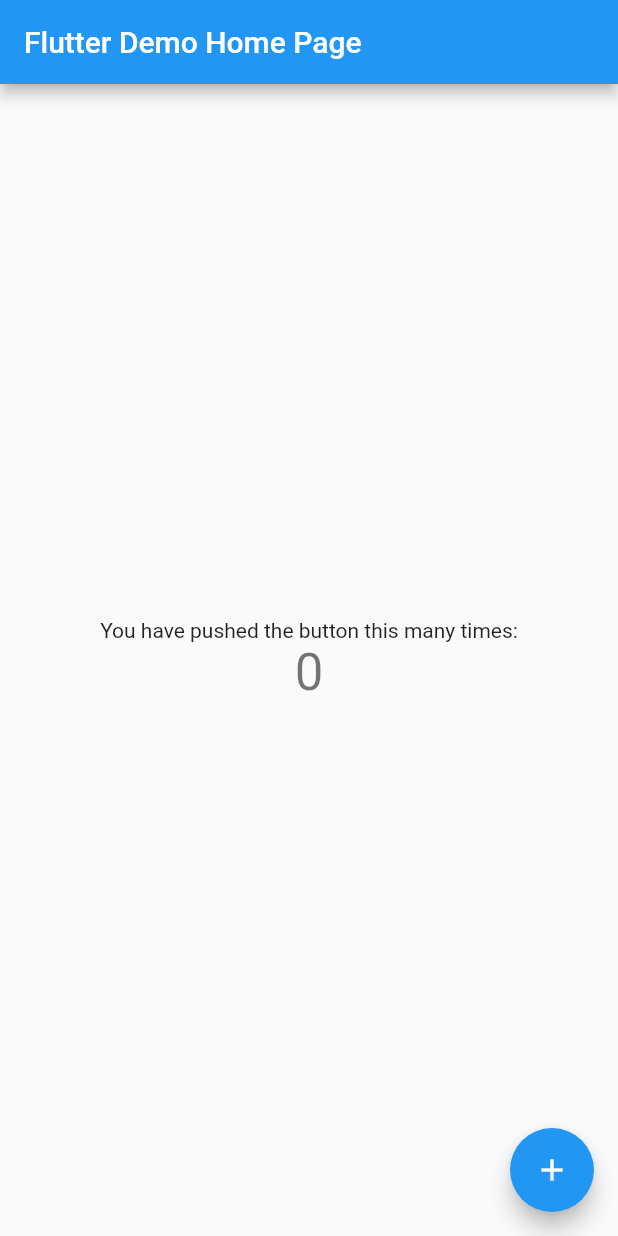
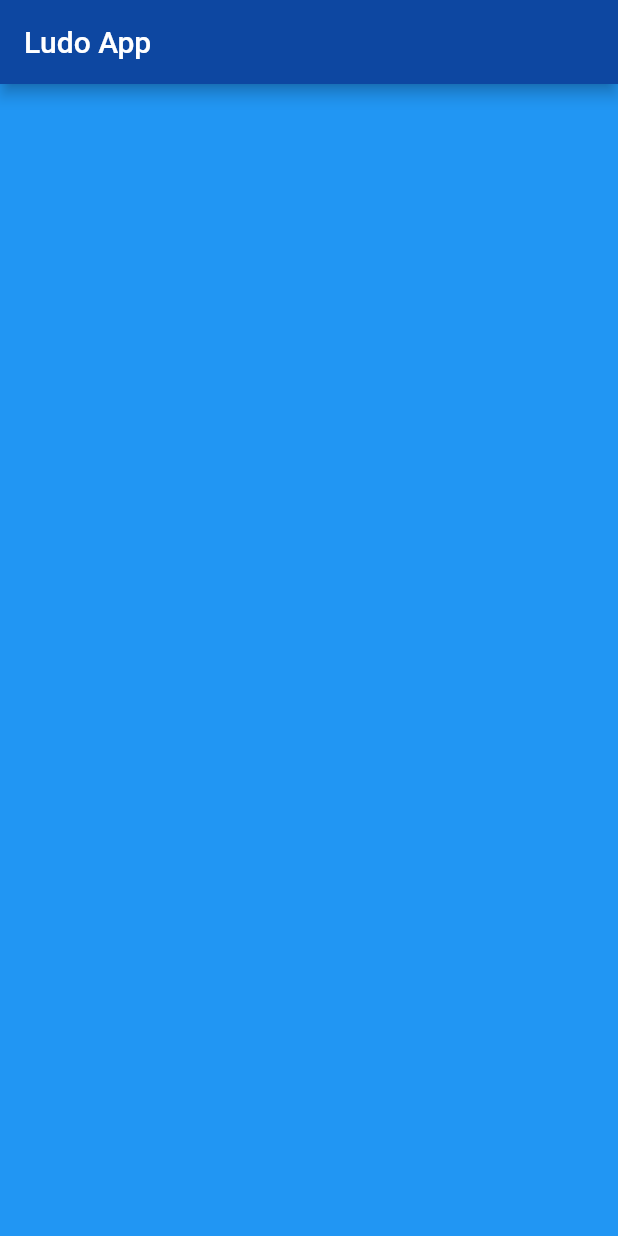
Before and after one commit to Mukeshkrjha/FlutterLudoApp, a Flutter app: the screen it shows after launch, on a phone screen of 412 x 824 dp. Run offline on Flutter 3.47's test engine with Material 2 defaults, Android fonts, the phone set to English and light mode, and no system bars.

Commit message:
Project setup, images and icons

```diff
--- a/lib/main.dart
+++ b/lib/main.dart
@@ -1,113 +1,21 @@
 import 'package:flutter/material.dart';
 
 void main() {
-  runApp(MyApp());
+  runApp(MaterialApp(
+    home: Scaffold(
+      backgroundColor: Colors.blue,
+      appBar: AppBar(
+        title: Text('Ludo App'),
+        backgroundColor: Colors.blue.shade900,
+      ),
+      body: HomePage(),
+    ),
+  ));
 }
 
-class MyApp extends StatelessWidget {
-  // This widget is the root of your application.
+class HomePage extends StatelessWidget {
   @override
   Widget build(BuildContext context) {
-    return MaterialApp(
-      title: 'Flutter Demo',
-      theme: ThemeData(
-        // This is the theme of your application.
-        //
-        // Try running your application with "flutter run". You'll see the
-        // application has a blue toolbar. Then, without quitting the app, try
-        // changing the primarySwatch below to Colors.green and then invoke
-        // "hot reload" (press "r" in the console where you ran "flutter run",
-        // or simply save your changes to "hot reload" in a Flutter IDE).
-        // Notice that the counter didn't reset back to zero; the application
-        // is not restarted.
-        primarySwatch: Colors.blue,
-      ),
-      home: MyHomePage(title: 'Flutter Demo Home Page'),
-    );
+    return Container();
   }
 }
-
-class MyHomePage extends StatefulWidget {
-  MyHomePage({Key key, this.title}) : super(key: key);
-
-  // This widget is the home page of your application. It is stateful, meaning
-  // that it has a State object (defined below) that contains fields that affect
-  // how it looks.
-
-  // This class is the configuration for the state. It holds the values (in this
-  // case the title) provided by the parent (in this case the App widget) and
-  // used by the build method of the State. Fields in a Widget subclass are
-  // always marked "final".
-
-  final String title;
-
-  @override
-  _MyHomePageState createState() => _MyHomePageState();
-}
-
-class _MyHomePageState extends State<MyHomePage> {
-  int _counter = 0;
-
-  void _incrementCounter() {
-    setState(() {
-      // This call to setState tells the Flutter framework that something has
-      // changed in this State, which causes it to rerun the build method below
-      // so that the display can reflect the updated values. If we changed
-      // _counter without calling setState(), then the build method would not be
-      // called again, and so nothing would appear to happen.
-      _counter++;
-    });
-  }
-
-  @override
-  Widget build(BuildContext context) {
-    // This method is rerun every time setState is called, for instance as done
-    // by the _incrementCounter method above.
-    //
-    // The Flutter framework has been optimized to make rerunning build methods
-    // fast, so that you can just rebuild anything that needs updating rather
-    // than having to individually change instances of widgets.
-    return Scaffold(
-      appBar: AppBar(
-        // Here we take the value from the MyHomePage object that was created by
-        // the App.build method, and use it to set our appbar title.
-        title: Text(widget.title),
-      ),
-      body: Center(
-        // Center is a layout widget. It takes a single child and positions it
-        // in the middle of the parent.
-        child: Column(
-          // Column is also a layout widget. It takes a list of children and
-          // arranges them vertically. By default, it sizes itself to fit its
-          // children horizontally, and tries to be as tall as its parent.
-          //
-          // Invoke "debug painting" (press "p" in the console, choose the
-          // "Toggle Debug Paint" action from the Flutter Inspector in Android
-          // Studio, or the "Toggle Debug Paint" command in Visual Studio Code)
-          // to see the wireframe for each widget.
-          //
-          // Column has various properties to control how it sizes itself and
-          // how it positions its children. Here we use mainAxisAlignment to
-          // center the children vertically; the main axis here is the vertical
-          // axis because Columns are vertical (the cross axis would be
-          // horizontal).
-          mainAxisAlignment: MainAxisAlignment.center,
-          children: <Widget>[
-            Text(
-              'You have pushed the button this many times:',
-            ),
-            Text(
-              '$_counter',
-              style: Theme.of(context).textTheme.headline4,
-            ),
-          ],
-        ),
-      ),
-      floatingActionButton: FloatingActionButton(
-        onPressed: _incrementCounter,
-        tooltip: 'Increment',
-        child: Icon(Icons.add),
-      ), // This trailing comma makes auto-formatting nicer for build methods.
-    );
-  }
-}
```
Also changed, not shown: pubspec.yaml (+2 -23 lines), images/dice1.png (added), images/dice2.png (added), images/dice3.png (added), images/dice4.png (added), images/dice5.png (added), images/dice6.png (added), 36 other files.
